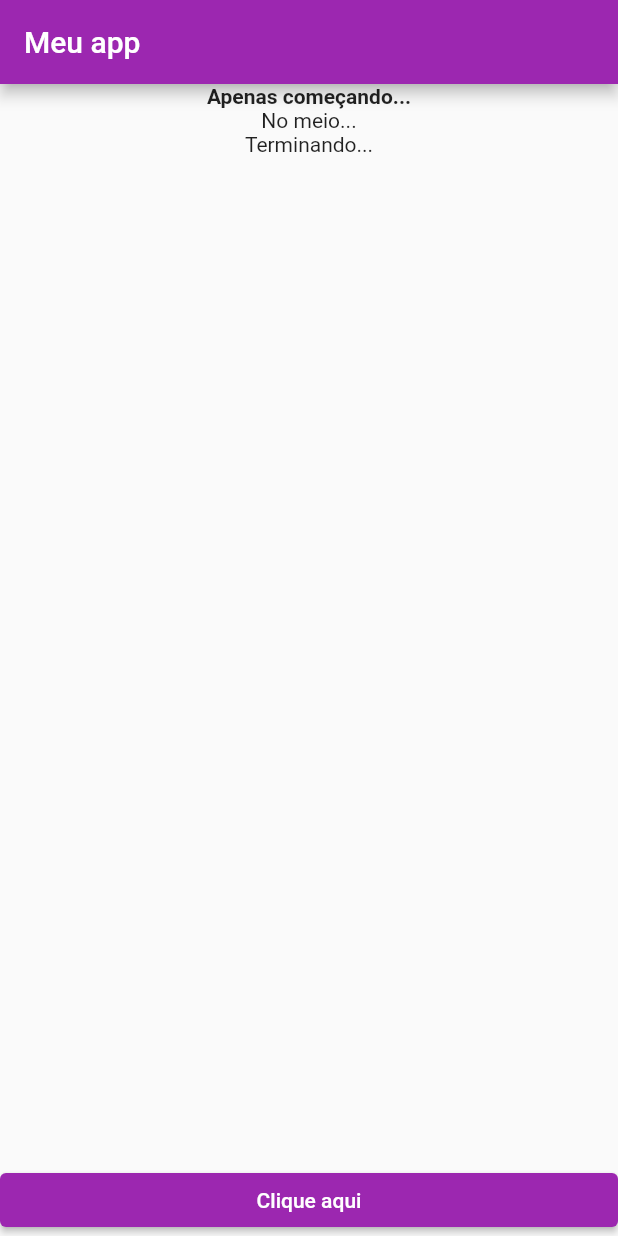
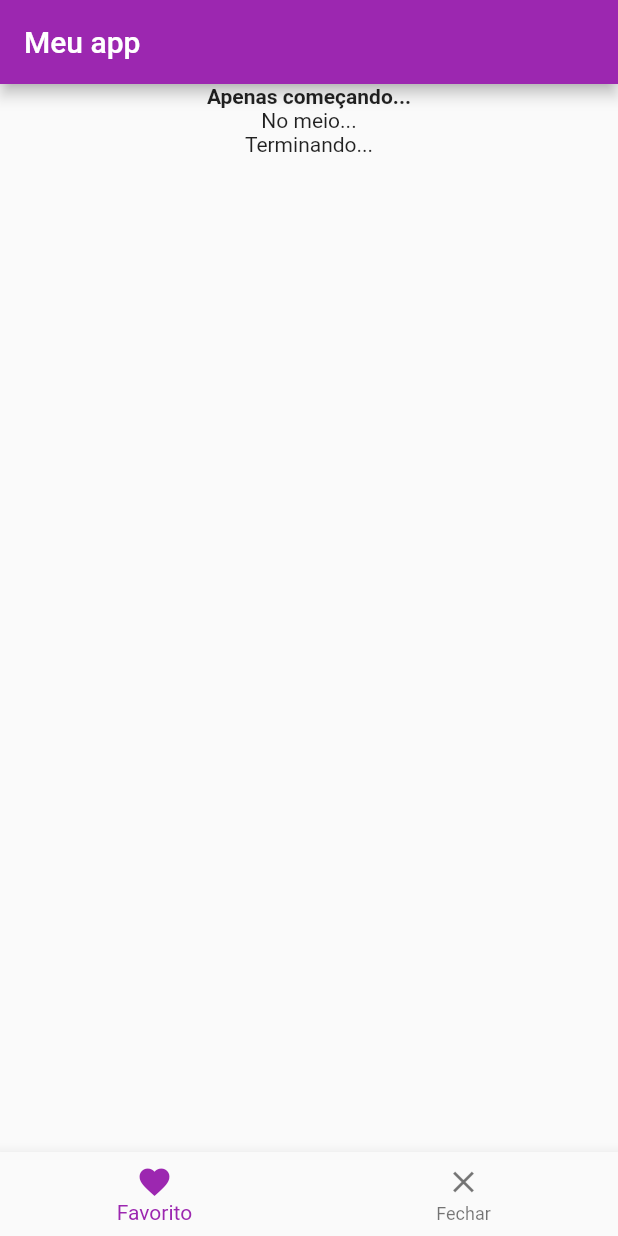
Before and after one commit to israelsilva282/poo2-receitas-dart, a Flutter app: the screen it shows after launch, on a phone screen of 412 x 824 dp. Run offline on Flutter 3.47's test engine with Material 2 defaults, Android fonts, the phone set to English and light mode, and no system bars.

Commit message:
Adicionado botões com icones

```diff
--- a/lib/main.dart
+++ b/lib/main.dart
@@ -24,9 +24,11 @@ class MyApp extends StatelessWidget {
             Text("No meio..."),
             Text("Terminando...")
           ])),
-            bottomNavigationBar: ElevatedButton(
-              child: const Text("Clique aqui"),
-              onPressed: () => print("Clicou"),
-            )));
+          bottomNavigationBar: BottomNavigationBar(items: const [
+            BottomNavigationBarItem(
+                label: "Favorito", icon: Icon(Icons.favorite)),
+            BottomNavigationBarItem(label: "Fechar", icon: Icon(Icons.close))
+          ]),
+        ));
   }
 }
```
Lines whose indentation alone changed are shown as unchanged.
